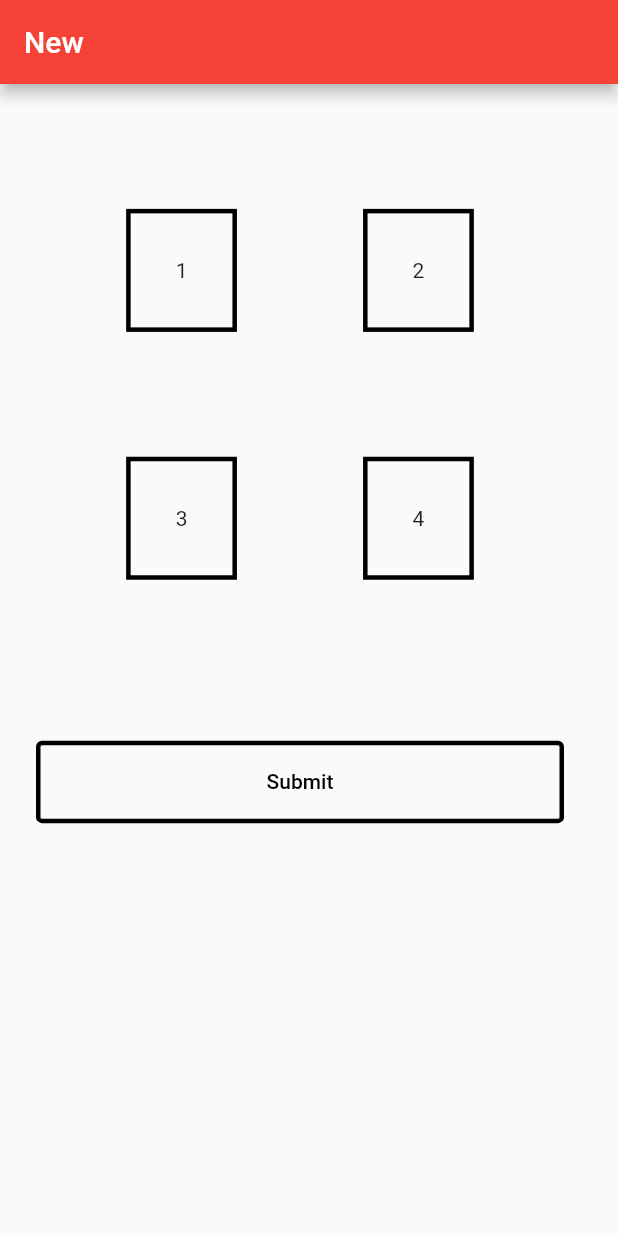
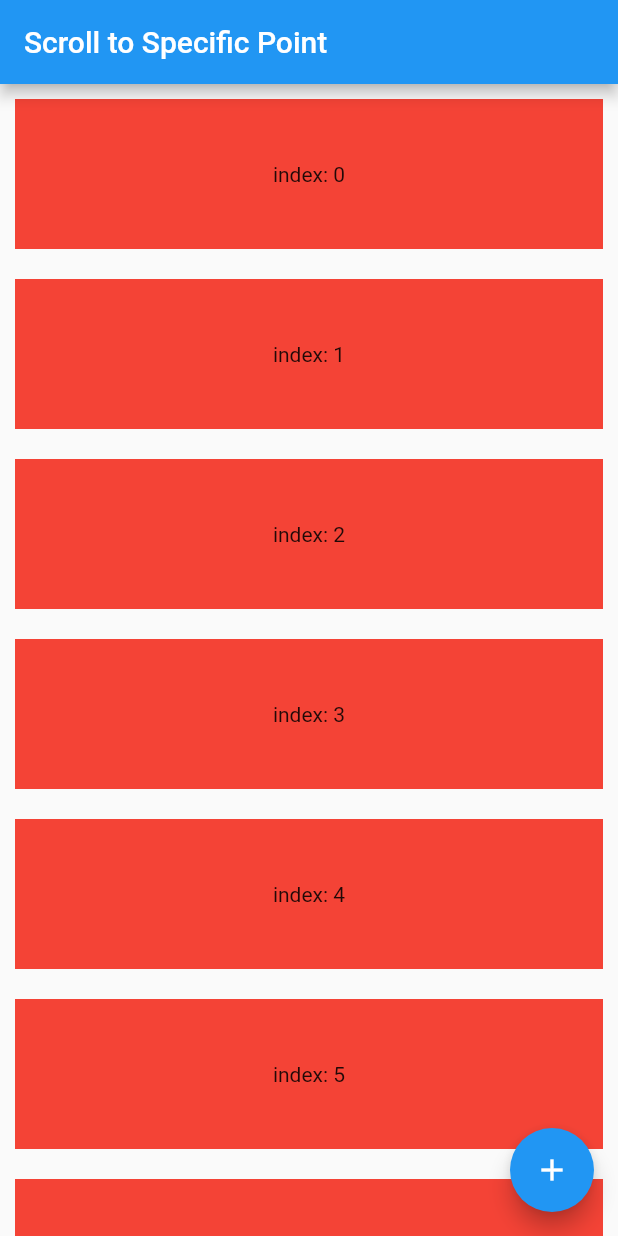
Before and after one commit to javedmughal-058/practice_project_in_flutter, a Flutter app: the screen it shows after launch, on a phone screen of 412 x 824 dp. Run offline on Flutter 3.47's test engine with Material 2 defaults, Android fonts, the phone set to English and light mode, and no system bars; drawn by our look-alikes of scroll_to_index.

Commit message:
Update main.dart

```diff
--- a/lib/main.dart
+++ b/lib/main.dart
@@ -1,98 +1,77 @@
 import 'package:flutter/material.dart';
+import 'package:scroll_to_index/scroll_to_index.dart';
 
-void main() {
-  runApp(const MyApp());
-}
+void main() => runApp( MyApp());
 
 class MyApp extends StatelessWidget {
-  const MyApp({Key? key}) : super(key: key);
-
+  // This widget is the root of your application.
   @override
   Widget build(BuildContext context) {
     return MaterialApp(
-      debugShowCheckedModeBanner: false,
+      title: 'Scroll To Index Demo',
       theme: ThemeData(
-          backgroundColor: Colors.teal,
-          primaryColor: Colors.red),
-      home: HomePage(),
+        primarySwatch: Colors.blue,
+      ),
+      home: MyHomePage(),
     );
   }
 }
 
-class HomePage extends StatelessWidget {
-  const HomePage({Key? key}) : super(key: key);
+class MyHomePage extends StatefulWidget {
+
+  @override
+  _MyHomePageState createState() => _MyHomePageState();
+}
+
+class _MyHomePageState extends State<MyHomePage> {
+  final scrollDirection = Axis.vertical;
+
+  late AutoScrollController controller;
+  late List<List<int>> randomList;
+
+  @override
+  void initState() {
+    super.initState();
+    controller = AutoScrollController(viewportBoundaryGetter: () =>
+            Rect.fromLTRB(0, 0, 0, MediaQuery.of(context).padding.bottom),
+        axis: scrollDirection);
+  }
 
   @override
   Widget build(BuildContext context) {
     return Scaffold(
-      appBar: AppBar(title: const Text('New'), backgroundColor: Colors.red),
-      body: Container(
-        height: 600,
-       width: 400,
-       // color: Colors.blue,
-        child: Column(
-          mainAxisAlignment: MainAxisAlignment.spaceEvenly,
-          children: [
-            Row(
-              mainAxisAlignment: MainAxisAlignment.spaceEvenly,
-              children: [
-                Container(
-                  padding: const EdgeInsets.all(30),
-                  decoration: BoxDecoration(
-                    border: Border.all(color: Colors.black, width: 3),
-                    // color: Colors.white,
-                  ),
-
-                  child: Text('1'),
-                ),
-                // const SizedBox(width: 50),
-                Container(
-                  padding: const EdgeInsets.all(30),
-                  decoration: BoxDecoration(
-                    border: Border.all(color: Colors.black, width: 3),
-                    // color: Colors.white,
-                  ),
-
-                  child: Text('2'),
-                ),
-              ],
-            ),
-            Row(
-              mainAxisAlignment: MainAxisAlignment.spaceEvenly,
-              children: [
-                Container(
-                  padding: const EdgeInsets.all(30),
-                  decoration: BoxDecoration(
-                    border: Border.all(color: Colors.black, width: 3),
-                    // color: Colors.white,
-                  ),
-
-                  child: Text('3'),
-                ),
-                // const SizedBox(width: 50),
-                Container(
-                  padding: const EdgeInsets.all(30),
-                  decoration: BoxDecoration(
-                    border: Border.all(color: Colors.black, width: 3),
-                    // color: Colors.white,
-                  ),
-
-                  child: Text('4'),
-                ),
-              ],
-            ),
-            Padding(
-              padding: const EdgeInsets.all(24.0),
-              child: OutlinedButton(
-                style: OutlinedButton.styleFrom(
-                  side: BorderSide(color: Colors.black, width: 3),
-                  minimumSize: Size.fromHeight(55),
-                ),
-                  onPressed: (){}, child: const Text('Submit', style: TextStyle(color: Colors.black),)),
-            ),
-          ],
-        ),
+      appBar: AppBar(
+        title: const Text('Scroll to Specific Point'),
+      ),
+      body: ListView(
+        scrollDirection: scrollDirection,
+        controller: controller,
+        children: <Widget>[
+          ...List.generate(20, (index) {
+            return AutoScrollTag(
+              key: ValueKey(index),
+              controller: controller,
+              index: index,
+              child: Container(
+                height: 100,
+                color: Colors.red,
+                margin: EdgeInsets.all(10),
+                child: Center(child: Text('index: $index')),
+              ),
+              highlightColor: Colors.black.withOpacity(0.1),
+            );
+          }),
+        ],
+      ),
+      floatingActionButton: FloatingActionButton(
+        onPressed: _scrollToIndex,
+        tooltip: 'Increment',
+        child: Icon(Icons.add),
       ),
     );
   }
+
+  Future _scrollToIndex() async {
+    await controller.scrollToIndex(6, preferPosition: AutoScrollPosition.begin);
+  }
 }
```
